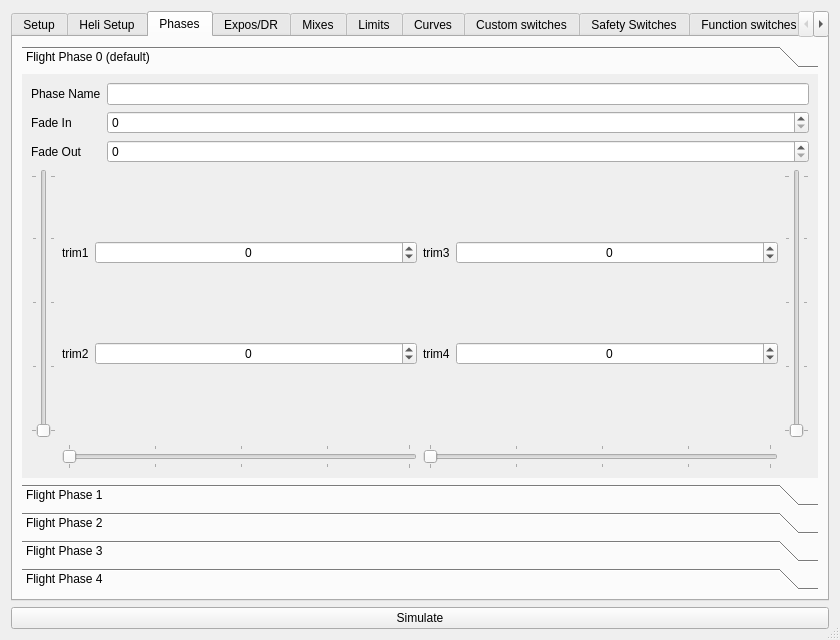
Qt form src/modeledit.ui (roberto1903/companion9x) before a commit.
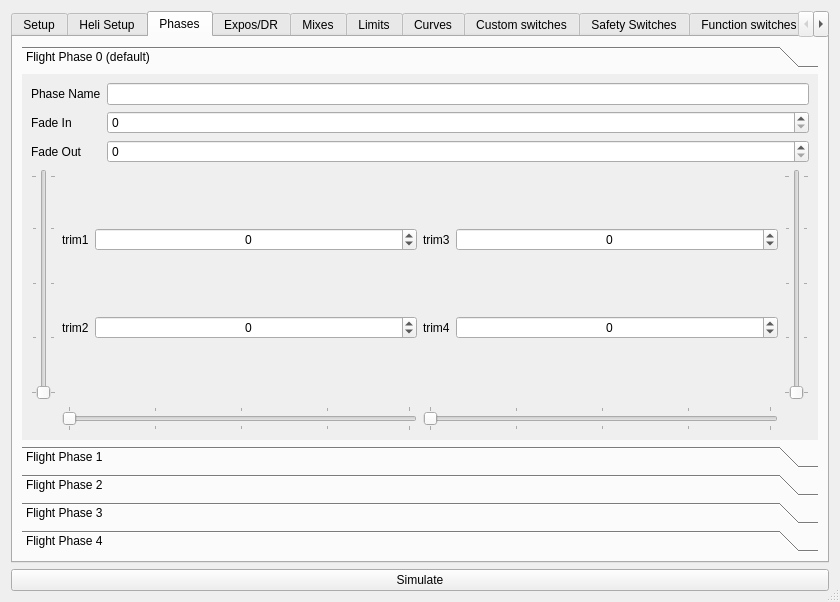
The same form after that commit. The open tabs and pages were chosen to show the change. Icons and pictures are not drawn.

Commit message: Some pixels saved in Model Edit

```diff
--- a/src/modeledit.ui
+++ b/src/modeledit.ui
@@ -7,7 +7,7 @@
     <x>0</x>
     <y>0</y>
     <width>840</width>
-    <height>640</height>
+    <height>602</height>
    </rect>
   </property>
   <property name="windowTitle">
@@ -583,8 +583,8 @@
              <rect>
               <x>0</x>
               <y>0</y>
-              <width>804</width>
-              <height>424</height>
+              <width>798</width>
+              <height>372</height>
              </rect>
             </property>
             <attribute name="label">
```
Left out of the diff: 30 changed lines with no effect on the pictures.
